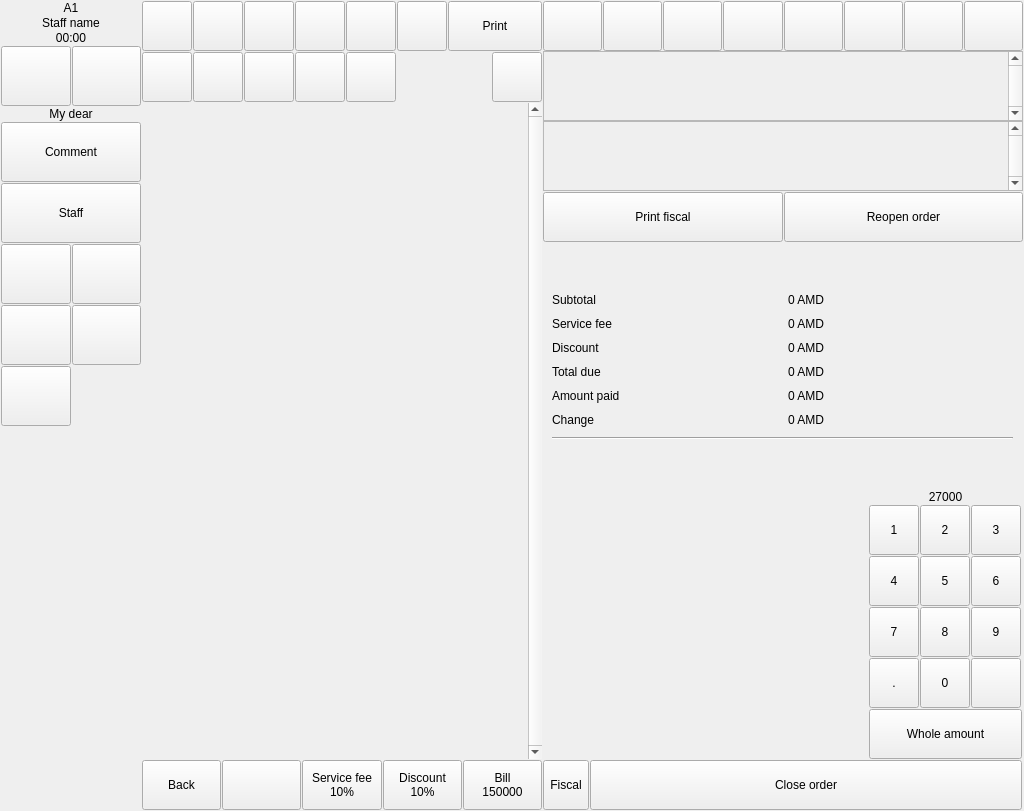
Before: the Qt Designer form Waiter/dlgorder.ui in End1-1/Cafe5, drawn with Qt 5.
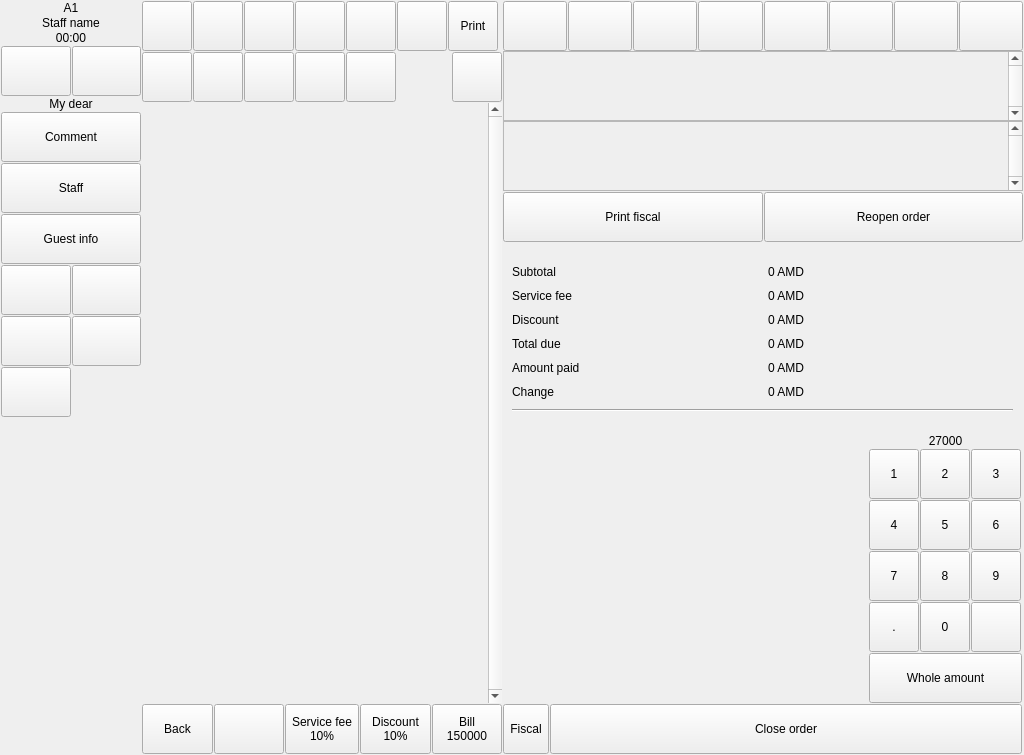
After: the same form once the commit is applied. Icons and pictures are not drawn.

Commit message: Start stop service play

```diff
--- a/Waiter/dlgorder.ui
+++ b/Waiter/dlgorder.ui
@@ -7,7 +7,7 @@
     <x>0</x>
     <y>0</y>
     <width>1024</width>
-    <height>811</height>
+    <height>755</height>
    </rect>
   </property>
   <property name="sizePolicy">
@@ -145,7 +145,7 @@
            <property name="minimumSize">
             <size>
              <width>0</width>
-             <height>200</height>
+             <height>0</height>
             </size>
            </property>
            <layout class="QGridLayout" name="gridLayout_2">
@@ -164,8 +164,8 @@
             <property name="spacing">
              <number>1</number>
             </property>
-            <item row="3" column="0" colspan="2">
-             <widget class="QToolButton" name="btnOrderComment">
+            <item row="7" column="0">
+             <widget class="QToolButton" name="btnReceiptLanguage">
               <property name="sizePolicy">
                <sizepolicy hsizetype="Preferred" vsizetype="Fixed">
                 <horstretch>0</horstretch>
@@ -175,20 +175,14 @@
               <property name="minimumSize">
                <size>
                 <width>0</width>
-                <height>60</height>
-               </size>
-              </property>
-              <property name="maximumSize">
-               <size>
-                <width>16777215</width>
-                <height>16777215</height>
+                <height>50</height>
                </size>
               </property>
               <property name="focusPolicy">
                <enum>Qt::FocusPolicy::NoFocus</enum>
               </property>
               <property name="text">
-               <string>Comment</string>
+               <string/>
               </property>
               <property name="icon">
                <iconset resource="resources/res.qrc">
@@ -201,12 +195,12 @@
                </size>
               </property>
               <property name="toolButtonStyle">
-               <enum>Qt::ToolButtonStyle::ToolButtonTextBesideIcon</enum>
+               <enum>Qt::ToolButtonStyle::ToolButtonIconOnly</enum>
               </property>
              </widget>
             </item>
-            <item row="5" column="1">
-             <widget class="QToolButton" name="btnStopListMode">
+            <item row="0" column="1">
+             <widget class="QToolButton" name="btnTransferTable">
               <property name="sizePolicy">
                <sizepolicy hsizetype="Preferred" vsizetype="Fixed">
                 <horstretch>0</horstretch>
@@ -216,7 +210,7 @@
               <property name="minimumSize">
                <size>
                 <width>0</width>
-                <height>60</height>
+                <height>50</height>
                </size>
               </property>
               <property name="maximumSize">
@@ -233,7 +227,48 @@
               </property>
               <property name="icon">
                <iconset resource="resources/res.qrc">
-                <normaloff>:/stop.png</normaloff>:/stop.png</iconset>
+                <normaloff>:/move-table.png</normaloff>:/move-table.png</iconset>
+              </property>
+              <property name="iconSize">
+               <size>
+                <width>36</width>
+                <height>36</height>
+               </size>
+              </property>
+              <property name="toolButtonStyle">
+               <enum>Qt::ToolButtonStyle::ToolButtonIconOnly</enum>
+              </property>
+             </widget>
+            </item>
+            <item row="6" column="0">
+             <widget class="QToolButton" name="btnPackage">
+              <property name="sizePolicy">
+               <sizepolicy hsizetype="Preferred" vsizetype="Fixed">
+                <horstretch>0</horstretch>
+                <verstretch>0</verstretch>
+               </sizepolicy>
+              </property>
+              <property name="minimumSize">
+               <size>
+                <width>0</width>
+                <height>50</height>
+               </size>
+              </property>
+              <property name="maximumSize">
+               <size>
+                <width>16777215</width>
+                <height>16777215</height>
+               </size>
+              </property>
+              <property name="focusPolicy">
+               <enum>Qt::FocusPolicy::NoFocus</enum>
+              </property>
+              <property name="text">
+               <string/>
+              </property>
+              <property name="icon">
+               <iconset resource="resources/res.qrc">
+                <normaloff>:/package.png</normaloff>:/package.png</iconset>
               </property>
               <property name="iconSize">
                <size>
@@ -257,7 +292,7 @@
               <property name="minimumSize">
                <size>
                 <width>0</width>
-                <height>60</height>
+                <height>50</height>
                </size>
               </property>
               <property name="maximumSize">
@@ -288,7 +323,7 @@
              </widget>
             </item>
             <item row="6" column="1">
-             <widget class="QToolButton" name="btnSit">
+             <widget class="QToolButton" name="btnStopListMode">
               <property name="sizePolicy">
                <sizepolicy hsizetype="Preferred" vsizetype="Fixed">
                 <horstretch>0</horstretch>
@@ -298,7 +333,13 @@
               <property name="minimumSize">
                <size>
                 <width>0</width>
-                <height>60</height>
+                <height>50</height>
+               </size>
+              </property>
+              <property name="maximumSize">
+               <size>
+                <width>16777215</width>
+                <height>16777215</height>
                </size>
               </property>
               <property name="focusPolicy">
@@ -335,8 +376,8 @@
               </property>
              </widget>
             </item>
-            <item row="5" column="0">
-             <widget class="QToolButton" name="btnPackage">
+            <item row="3" column="0" colspan="2">
+             <widget class="QToolButton" name="btnOrderComment">
               <property name="sizePolicy">
                <sizepolicy hsizetype="Preferred" vsizetype="Fixed">
                 <horstretch>0</horstretch>
@@ -346,7 +387,7 @@
               <property name="minimumSize">
                <size>
                 <width>0</width>
-                <height>60</height>
+                <height>50</height>
                </size>
               </property>
               <property name="maximumSize">
@@ -359,7 +400,7 @@
                <enum>Qt::FocusPolicy::NoFocus</enum>
               </property>
               <property name="text">
-               <string/>
+               <string>Comment</string>
               </property>
               <property name="icon">
                <iconset resource="resources/res.qrc">
@@ -372,83 +413,7 @@
                </size>
               </property>
               <property name="toolButtonStyle">
-               <enum>Qt::ToolButtonStyle::ToolButtonIconOnly</enum>
-              </property>
-             </widget>
-            </item>
-            <item row="6" column="0">
-             <widget class="QToolButton" name="btnReceiptLanguage">
-              <property name="sizePolicy">
-               <sizepolicy hsizetype="Preferred" vsizetype="Fixed">
-                <horstretch>0</horstretch>
-                <verstretch>0</verstretch>
-               </sizepolicy>
-              </property>
-              <property name="minimumSize">
-               <size>
-                <width>0</width>
-                <height>60</height>
-               </size>
-              </property>
-              <property name="focusPolicy">
-               <enum>Qt::FocusPolicy::NoFocus</enum>
-              </property>
-              <property name="text">
-               <string/>
-              </property>
-              <property name="icon">
-               <iconset resource="resources/res.qrc">
-                <normaloff>:/armenia.png</normaloff>:/armenia.png</iconset>
-              </property>
-              <property name="iconSize">
-               <size>
-                <width>32</width>
-                <height>32</height>
-               </size>
-              </property>
-              <property name="toolButtonStyle">
-               <enum>Qt::ToolButtonStyle::ToolButtonIconOnly</enum>
-              </property>
-             </widget>
-            </item>
-            <item row="0" column="1">
-             <widget class="QToolButton" name="btnTransferTable">
-              <property name="sizePolicy">
-               <sizepolicy hsizetype="Preferred" vsizetype="Fixed">
-                <horstretch>0</horstretch>
-                <verstretch>0</verstretch>
-               </sizepolicy>
-              </property>
-              <property name="minimumSize">
-               <size>
-                <width>0</width>
-                <height>60</height>
-               </size>
-              </property>
-              <property name="maximumSize">
-               <size>
-                <width>16777215</width>
-                <height>16777215</height>
-               </size>
-              </property>
-              <property name="focusPolicy">
-               <enum>Qt::FocusPolicy::NoFocus</enum>
-              </property>
-              <property name="text">
-               <string/>
-              </property>
-              <property name="icon">
-               <iconset resource="resources/res.qrc">
-                <normaloff>:/move-table.png</normaloff>:/move-table.png</iconset>
-              </property>
-              <property name="iconSize">
-               <size>
-                <width>36</width>
-                <height>36</height>
-               </size>
-              </property>
-              <property name="toolButtonStyle">
-               <enum>Qt::ToolButtonStyle::ToolButtonIconOnly</enum>
+               <enum>Qt::ToolButtonStyle::ToolButtonTextBesideIcon</enum>
               </property>
              </widget>
             </item>
@@ -463,7 +428,7 @@
               <property name="minimumSize">
                <size>
                 <width>0</width>
-                <height>60</height>
+                <height>50</height>
                </size>
               </property>
               <property name="maximumSize">
@@ -493,6 +458,82 @@
               </property>
              </widget>
             </item>
+            <item row="7" column="1">
+             <widget class="QToolButton" name="btnSit">
+              <property name="sizePolicy">
+               <sizepolicy hsizetype="Preferred" vsizetype="Fixed">
+                <horstretch>0</horstretch>
+                <verstretch>0</verstretch>
+               </sizepolicy>
+              </property>
+              <property name="minimumSize">
+               <size>
+                <width>0</width>
+                <height>50</height>
+               </size>
+              </property>
+              <property name="focusPolicy">
+               <enum>Qt::FocusPolicy::NoFocus</enum>
+              </property>
+              <property name="text">
+               <string/>
+              </property>
+              <property name="icon">
+               <iconset resource="resources/res.qrc">
+                <normaloff>:/sit.png</normaloff>:/sit.png</iconset>
+              </property>
+              <property name="iconSize">
+               <size>
+                <width>32</width>
+                <height>32</height>
+               </size>
+              </property>
+              <property name="toolButtonStyle">
+               <enum>Qt::ToolButtonStyle::ToolButtonIconOnly</enum>
+              </property>
+             </widget>
+            </item>
+            <item row="5" column="0" colspan="2">
+             <widget class="QToolButton" name="btnGuest">
+              <property name="sizePolicy">
+               <sizepolicy hsizetype="Preferred" vsizetype="Fixed">
+                <horstretch>0</horstretch>
+                <verstretch>0</verstretch>
+               </sizepolicy>
+              </property>
+              <property name="minimumSize">
+               <size>
+                <width>0</width>
+                <height>50</height>
+               </size>
+              </property>
+              <property name="maximumSize">
+               <size>
+                <width>16777215</width>
+                <height>16777215</height>
+               </size>
+              </property>
+              <property name="focusPolicy">
+               <enum>Qt::FocusPolicy::NoFocus</enum>
+              </property>
+              <property name="text">
+               <string>Guest info</string>
+              </property>
+              <property name="icon">
+               <iconset resource="resources/res.qrc">
+                <normaloff>:/guests.png</normaloff>:/guests.png</iconset>
+              </property>
+              <property name="iconSize">
+               <size>
+                <width>32</width>
+                <height>32</height>
+               </size>
+              </property>
+              <property name="toolButtonStyle">
+               <enum>Qt::ToolButtonStyle::ToolButtonTextBesideIcon</enum>
+              </property>
+             </widget>
+            </item>
            </layout>
           </widget>
          </item>
@@ -507,7 +548,7 @@
            <property name="minimumSize">
             <size>
              <width>0</width>
-             <height>60</height>
+             <height>50</height>
             </size>
            </property>
            <property name="focusPolicy">
@@ -537,7 +578,7 @@
            </property>
           </widget>
          </item>
-         <item row="13" column="0">
+         <item row="8" column="0">
           <spacer name="verticalSpacer">
            <property name="orientation">
             <enum>Qt::Orientation::Vertical</enum>
@@ -566,13 +607,13 @@
      </property>
      <property name="minimumSize">
       <size>
-       <width>400</width>
+       <width>0</width>
        <height>0</height>
       </size>
      </property>
      <property name="maximumSize">
       <size>
-       <width>400</width>
+       <width>360</width>
        <height>16777215</height>
       </size>
      </property>
@@ -895,21 +936,21 @@
             <item>
              <widget class="QToolButton" name="btnPrintService">
               <property name="sizePolicy">
-               <sizepolicy hsizetype="Expanding" vsizetype="Expanding">
+               <sizepolicy hsizetype="Fixed" vsizetype="Fixed">
                 <horstretch>0</horstretch>
                 <verstretch>0</verstretch>
                </sizepolicy>
               </property>
               <property name="minimumSize">
                <size>
-                <width>0</width>
-                <height>0</height>
+                <width>50</width>
+                <height>50</height>
                </size>
               </property>
               <property name="maximumSize">
                <size>
-                <width>16777215</width>
-                <height>16777215</height>
+                <width>50</width>
+                <height>50</height>
                </size>
               </property>
               <property name="focusPolicy">
@@ -1268,8 +1309,8 @@
           <rect>
            <x>0</x>
            <y>0</y>
-           <width>383</width>
-           <height>656</height>
+           <width>343</width>
+           <height>600</height>
           </rect>
          </property>
          <layout class="QVBoxLayout" name="vs">
@@ -1508,7 +1549,7 @@
     <widget class="QWidget" name="wright" native="true">
      <property name="sizePolicy">
       <sizepolicy hsizetype="Preferred" vsizetype="Expanding">
-       <horstretch>0</horstretch>
+       <horstretch>2</horstretch>
        <verstretch>0</verstretch>
       </sizepolicy>
      </property>
@@ -2007,7 +2048,7 @@
                 <rect>
                  <x>0</x>
                  <y>0</y>
-                 <width>461</width>
+                 <width>501</width>
                  <height>69</height>
                 </rect>
                </property>
@@ -2090,7 +2131,7 @@
                 <rect>
                  <x>0</x>
                  <y>0</y>
-                 <width>461</width>
+                 <width>501</width>
                  <height>69</height>
                 </rect>
                </property>
```
Left out of the diff: 11 changed lines with no effect on the pictures. The commit also changes 51 other files.
